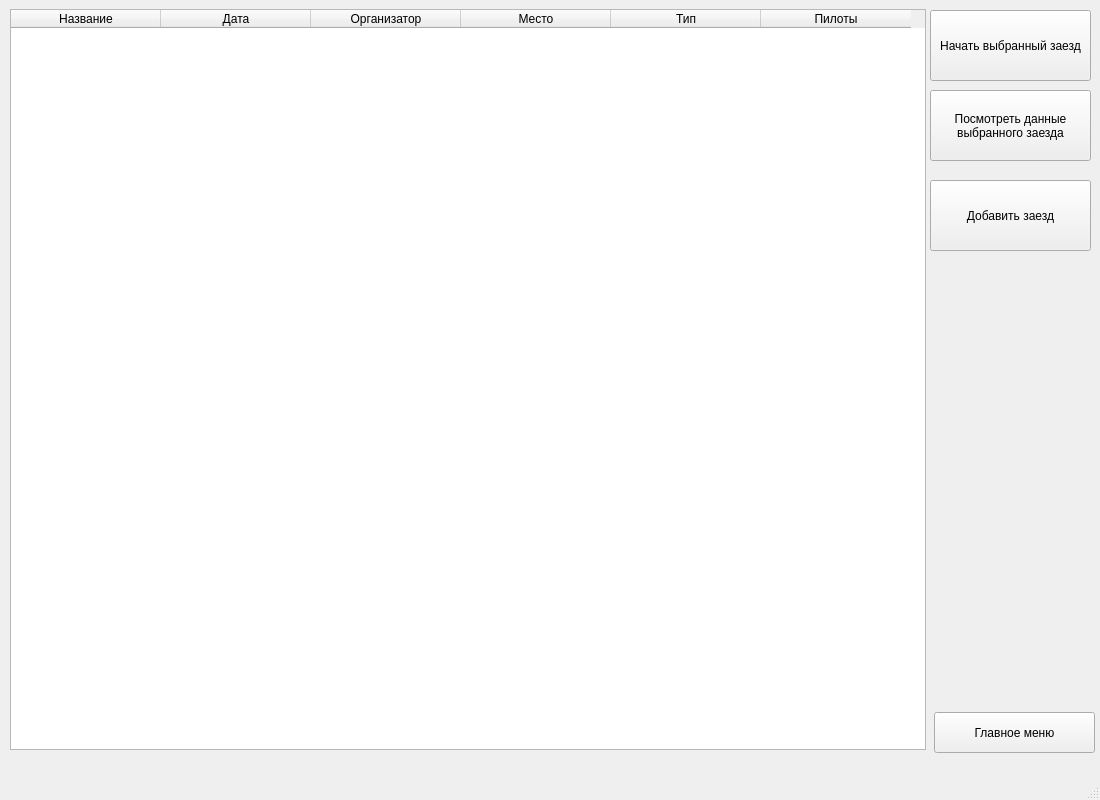
Before: the Qt Designer form table.ui in vitoffer/Predprof23, drawn with Qt 5.
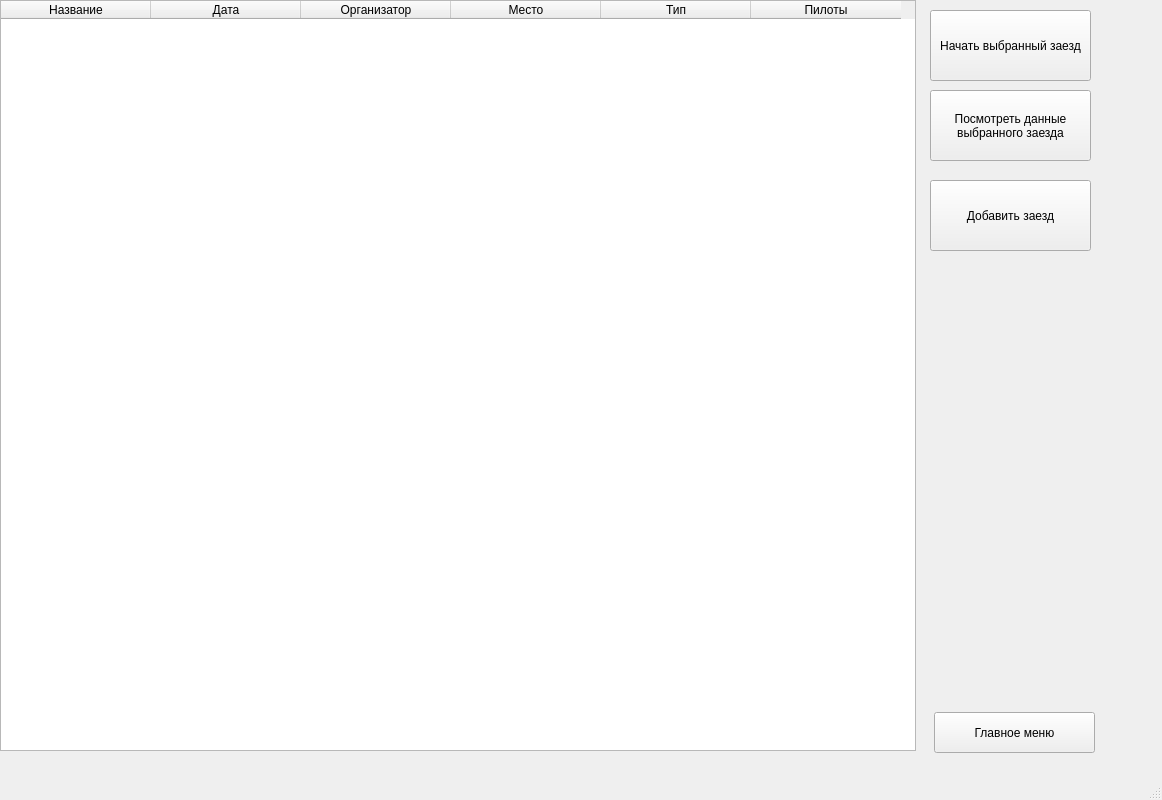
After: the same form once the commit is applied.

Commit message: added 'StartRace' window

The edit to the form file:
```diff
--- a/table.ui
+++ b/table.ui
@@ -6,7 +6,7 @@
    <rect>
     <x>0</x>
     <y>0</y>
-    <width>1100</width>
+    <width>1162</width>
     <height>800</height>
    </rect>
   </property>
@@ -30,10 +30,10 @@
    <widget class="QTableWidget" name="tableWidget">
     <property name="geometry">
      <rect>
-      <x>10</x>
-      <y>9</y>
+      <x>0</x>
+      <y>0</y>
       <width>916</width>
-      <height>741</height>
+      <height>751</height>
      </rect>
     </property>
     <property name="sizePolicy">
@@ -132,6 +132,17 @@
      <string/>
     </property>
    </widget>
+   <widget class="QWidget" name="verticalLayoutWidget">
+    <property name="geometry">
+     <rect>
+      <x>919</x>
+      <y>380</y>
+      <width>241</width>
+      <height>281</height>
+     </rect>
+    </property>
+    <layout class="QVBoxLayout" name="verticalLayout"/>
+   </widget>
   </widget>
   <widget class="QMenuBar" name="menubar">
    <property name="geometry">
```
Left out of the diff: 2 changed lines with no effect on the pictures. The commit also changes 2 other files.
